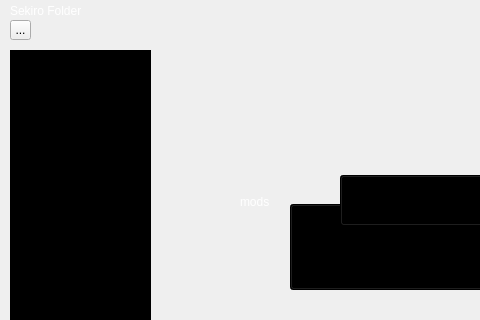
Above: sekiro.ui from george0815/Sekiro-Mod-Manager before the change; both pictures show x 0 to 480 and y 0 to 320 of the 1280 by 742 pixel window. Below: the same form after it.
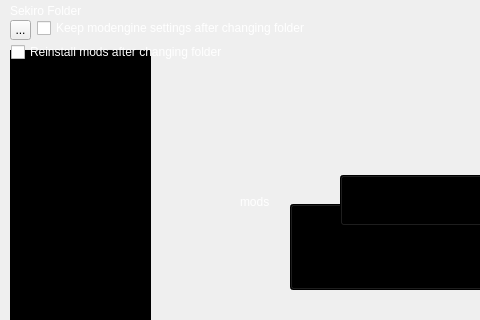
That is the form after the change. Icons and pictures are not drawn.

Commit message:
added option to keep settings after changing directory
added options that, if checked, keep the modengine settings and/or reinstall mods after changing the sekiro directory

Patch:
```diff
--- a/sekiro.ui
+++ b/sekiro.ui
@@ -780,6 +780,48 @@
      <string>TextLabel</string>
     </property>
    </widget>
+   <widget class="QCheckBox" name="keepModengineSettings">
+    <property name="geometry">
+     <rect>
+      <x>37</x>
+      <y>19</y>
+      <width>271</width>
+      <height>18</height>
+     </rect>
+    </property>
+    <property name="styleSheet">
+     <string notr="true">#keepModengineSettings{
+color: rgb(255, 255, 255);
+font: 8pt &quot;MS Shell Dlg 2&quot;;
+}
+
+QToolTip { color: #ffffff; background-color: #000000; border: 0px; }</string>
+    </property>
+    <property name="text">
+     <string>Keep modengine settings after changing folder</string>
+    </property>
+   </widget>
+   <widget class="QCheckBox" name="reinstallAfterDirChange">
+    <property name="geometry">
+     <rect>
+      <x>11</x>
+      <y>43</y>
+      <width>271</width>
+      <height>18</height>
+     </rect>
+    </property>
+    <property name="styleSheet">
+     <string notr="true">#reinstallAfterDirChange{
+color: rgb(255, 255, 255);
+font: 8pt &quot;MS Shell Dlg 2&quot;;
+}
+
+QToolTip { color: #ffffff; background-color: #000000; border: 0px; }</string>
+    </property>
+    <property name="text">
+     <string>Reinstall mods after changing folder</string>
+    </property>
+   </widget>
    <zorder>label_2</zorder>
    <zorder>come</zorder>
    <zorder>defaultProfile</zorder>
@@ -814,6 +856,8 @@
    <zorder>uxm</zorder>
    <zorder>logo</zorder>
    <zorder>dllNameLabel</zorder>
+   <zorder>keepModengineSettings</zorder>
+   <zorder>reinstallAfterDirChange</zorder>
   </widget>
   <widget class="QMenuBar" name="menubar">
    <property name="geometry">
```
The commit also changes 3 other files.
